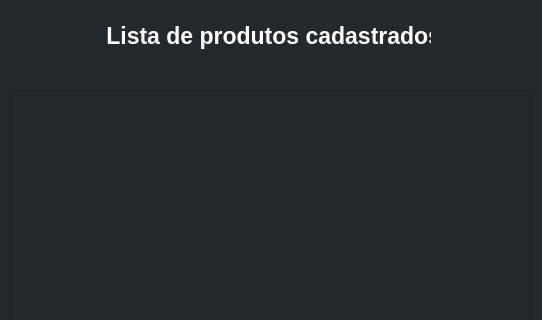
Old version of the form show products.ui in the repository fco3lho/product-registration-system; both pictures show x 0 to 542 and y 0 to 320 of the 542 by 615 pixel window.
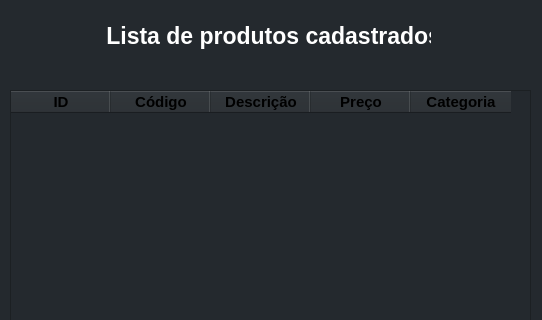
New version of the form.

```diff
--- a/show products.ui
+++ b/show products.ui
@@ -55,9 +55,138 @@
       <pointsize>12</pointsize>
      </font>
     </property>
+    <property name="autoFillBackground">
+     <bool>false</bool>
+    </property>
     <property name="styleSheet">
      <string notr="true">color: rgb(255, 255, 255);</string>
     </property>
+    <column>
+     <property name="text">
+      <string>ID</string>
+     </property>
+     <property name="font">
+      <font>
+       <family>Segoe UI</family>
+       <pointsize>11</pointsize>
+       <weight>75</weight>
+       <bold>true</bold>
+       <stylestrategy>PreferDefault</stylestrategy>
+      </font>
+     </property>
+     <property name="textAlignment">
+      <set>AlignCenter</set>
+     </property>
+     <property name="foreground">
+      <brush brushstyle="SolidPattern">
+       <color alpha="255">
+        <red>0</red>
+        <green>0</green>
+        <blue>0</blue>
+       </color>
+      </brush>
+     </property>
+    </column>
+    <column>
+     <property name="text">
+      <string>Código</string>
+     </property>
+     <property name="font">
+      <font>
+       <family>Segoe UI</family>
+       <pointsize>11</pointsize>
+       <weight>75</weight>
+       <bold>true</bold>
+      </font>
+     </property>
+     <property name="textAlignment">
+      <set>AlignCenter</set>
+     </property>
+     <property name="foreground">
+      <brush brushstyle="SolidPattern">
+       <color alpha="255">
+        <red>0</red>
+        <green>0</green>
+        <blue>0</blue>
+       </color>
+      </brush>
+     </property>
+    </column>
+    <column>
+     <property name="text">
+      <string>Descrição</string>
+     </property>
+     <property name="font">
+      <font>
+       <family>Segoe UI</family>
+       <pointsize>11</pointsize>
+       <weight>75</weight>
+       <bold>true</bold>
+      </font>
+     </property>
+     <property name="textAlignment">
+      <set>AlignCenter</set>
+     </property>
+     <property name="foreground">
+      <brush brushstyle="SolidPattern">
+       <color alpha="255">
+        <red>0</red>
+        <green>0</green>
+        <blue>0</blue>
+       </color>
+      </brush>
+     </property>
+    </column>
+    <column>
+     <property name="text">
+      <string>Preço</string>
+     </property>
+     <property name="font">
+      <font>
+       <family>Segoe UI</family>
+       <pointsize>11</pointsize>
+       <weight>75</weight>
+       <bold>true</bold>
+      </font>
+     </property>
+     <property name="textAlignment">
+      <set>AlignCenter</set>
+     </property>
+     <property name="foreground">
+      <brush brushstyle="SolidPattern">
+       <color alpha="255">
+        <red>0</red>
+        <green>0</green>
+        <blue>0</blue>
+       </color>
+      </brush>
+     </property>
+    </column>
+    <column>
+     <property name="text">
+      <string>Categoria</string>
+     </property>
+     <property name="font">
+      <font>
+       <family>Segoe UI</family>
+       <pointsize>11</pointsize>
+       <weight>75</weight>
+       <bold>true</bold>
+      </font>
+     </property>
+     <property name="textAlignment">
+      <set>AlignCenter</set>
+     </property>
+     <property name="foreground">
+      <brush brushstyle="SolidPattern">
+       <color alpha="255">
+        <red>0</red>
+        <green>0</green>
+        <blue>0</blue>
+       </color>
+      </brush>
+     </property>
+    </column>
    </widget>
   </widget>
   <widget class="QMenuBar" name="menubar">
```
